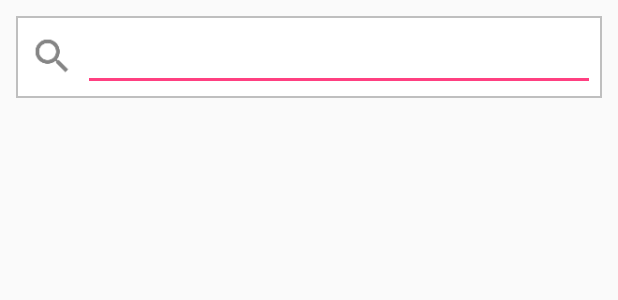
After one commit to nicail18/Emercify, an Android app: the layout activity_places.xml on its own in the app's theme, with its tools: preview values and no code run, on a phone screen of 412 x 824 dp. The commit adds this screen. Shown: the top 300 px of the screen. Run offline under Robolectric (Android 15) with nearby library versions, the phone set to English and light mode, and no system bars.

Commit message:
implemented location searching

```diff
--- a/app/src/main/AndroidManifest.xml
+++ b/app/src/main/AndroidManifest.xml
@@ -55,6 +55,8 @@
         <activity android:name=".Login.LoginActivity" />
         <activity android:name=".Login.RegisterActivity" />
         <activity android:name=".Share.NextActivity" />
+        <activity android:name=".Share.ActivityPlaces" />
+
 
 
 
--- /dev/null
+++ b/app/src/main/res/drawable-v24/white_gray_border.xml
@@ -0,0 +1,24 @@
+<?xml version="1.0" encoding="utf-8"?>
+<layer-list xmlns:android="http://schemas.android.com/apk/res/android"
+    android:layout_width="match_parent"
+    android:layout_height="1dp"
+    >
+
+    <item
+        android:bottom="1dp"
+        android:top="1dp"
+        android:right="1dp"
+        android:left="1dp">
+
+        <shape
+            android:shape="rectangle">
+            <stroke
+                android:width="1dp"
+                android:color="@color/grey" />
+
+            <solid
+                android:color="@color/white"/>
+
+        </shape>
+    </item>
+</layer-list>
--- a/app/src/main/res/layout/activity_next.xml
+++ b/app/src/main/res/layout/activity_next.xml
@@ -55,10 +55,11 @@
                 <Button
                     android:layout_width="match_parent"
                     android:layout_height="wrap_content"
-                    android:text="SELECT LOCATION"
+                    android:text="YOUR PHOTO ISN'T GEOTAGGED PLEASE SELECT LOCATION"
                     android:textStyle="bold"
+                    android:textSize="12sp"
                     android:id="@+id/select_location"
-                    android:visibility="gone"/>
+                    android:visibility="visible"/>
 
             </RelativeLayout>
 
--- /dev/null
+++ b/app/src/main/res/layout/activity_places.xml
@@ -0,0 +1,31 @@
+<?xml version="1.0" encoding="utf-8"?>
+<RelativeLayout xmlns:android="http://schemas.android.com/apk/res/android"
+    android:layout_width="match_parent"
+    android:layout_height="match_parent">
+
+    <RelativeLayout
+        android:layout_width="match_parent"
+        android:layout_height="wrap_content"
+        android:layout_margin="10dp"
+        android:background="@drawable/white_gray_border"
+        >
+
+        <ImageView
+            android:layout_width="30dp"
+            android:layout_height="30dp"
+            android:src="@drawable/ic_search"
+            android:layout_centerVertical="true"
+            android:layout_marginLeft="10dp"
+            android:id="@+id/search"/>
+
+        <EditText
+            android:layout_width="match_parent"
+            android:layout_height="wrap_content"
+            android:layout_margin="5dp"
+            android:id="@+id/etPlaces"
+            android:layout_toRightOf="@id/search"
+            android:imeOptions="actionSearch"/>
+
+    </RelativeLayout>
+
+</RelativeLayout>
```
Also changed, not shown: app/src/main/java/nicail/bscs/com/emercify/Share/ActivityPlaces.java (added, +68 -0 lines), app/src/main/java/nicail/bscs/com/emercify/Share/NextActivity.java (+12 -4 lines).
